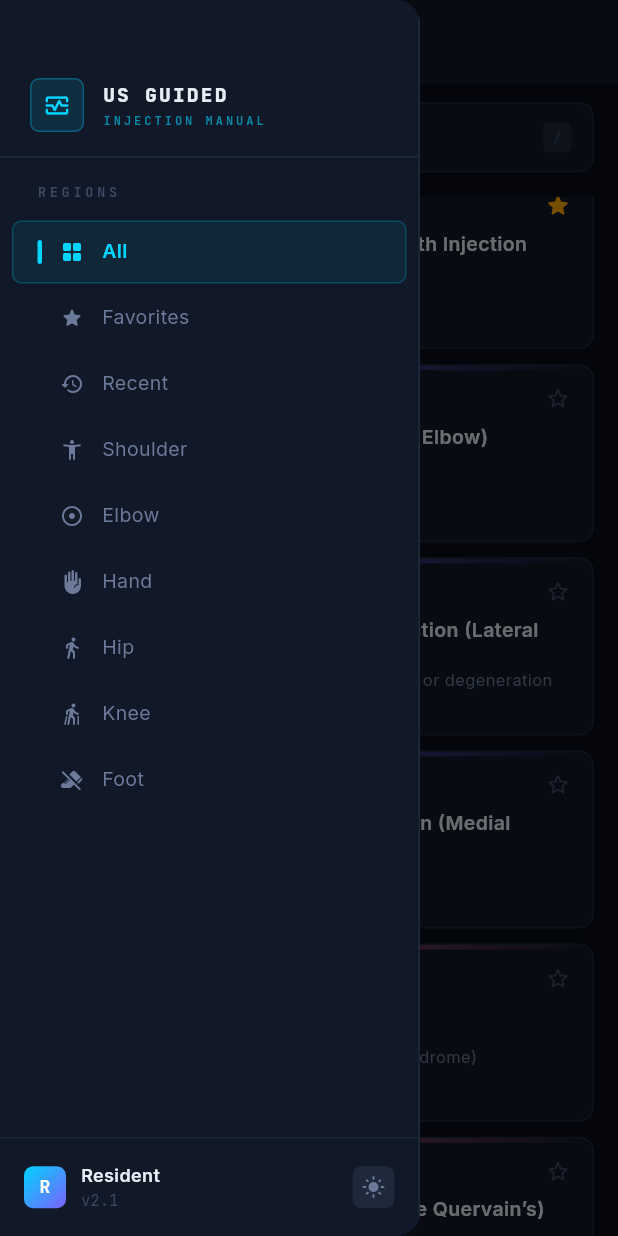
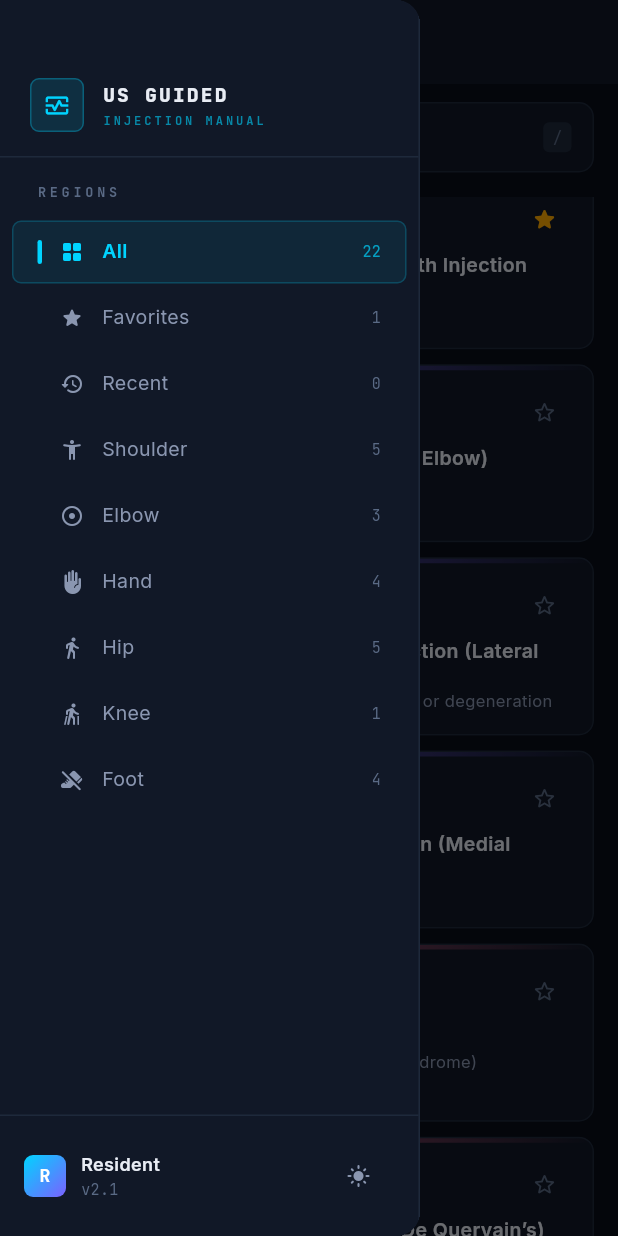
Before and after one commit to Zshumake/Ultrasound-Pro, a Flutter app: the screen it shows after launch, scrolled down 576 dp, after a tap on the "star outline" icon, after a tap on the "menu" icon, on a phone screen of 412 x 824 dp. Run offline on Flutter 3.47's test engine with Material 3 defaults, Android fonts, the phone set to English and light mode, and no system bars; our stand-ins replace go_router, google_fonts, shared_preferences; missing offline and left inert: dart:html, dart:ui_web.

Commit message:
UI accessibility and polish overhaul
- Fix WCAG contrast: textSecondary #6B7A99→#8A96B0, textTertiary #3D4B66→#5A6A85
- Fix keyboard accessibility: GestureDetector→InkWell on cards, stars, checklists
- Fix touch targets: favorite star 18→36px, timestamp badges padded, checkboxes 24px,
  theme toggle uses IconButton (48px), supply reset uses TextButton
- FAB: label 9→11px, icon 16→18px, 100px bottom padding clears content
- Section headers: accent line 12→20px wide, 2px thick, font bumped to 11px
- Spacing tiers: 48px between major sections, 24px within groups
- Context-aware empty states for Favorites, Recents, and Search
- Mobile app bar: added monitor icon + "INJECTION MANUAL" subtitle
- Sidebar: procedure count badges per category
- Card hover: subtle -2px lift + stronger shadow
- Tag text: full opacity color, bumped from 8→9px (cards) and 9→10px (tags)
- Search focus bug: added focus listener for border reactivity
- Reduced motion: respects MediaQuery.disableAnimations for entry fade,
  card hover, and AnimatedSwitcher durations

Co-Authored-By: Claude Opus 4.6 (1M context) <noreply@anthropic.com>

```diff
--- a/lib/screens/dashboard_page.dart
+++ b/lib/screens/dashboard_page.dart
@@ -37,6 +37,7 @@ class _DashboardPageState extends State<DashboardPage> {
   void initState() {
     super.initState();
     _selectedCategory = widget.initialCategory ?? 'All';
+    _searchFocusNode.addListener(() => setState(() {}));
   }
 
   @override
@@ -198,18 +199,40 @@ class _DashboardPageState extends State<DashboardPage> {
           backgroundColor: isDark ? AppTheme.surfaceDark : AppTheme.surfaceLight,
           elevation: 0,
           scrolledUnderElevation: 0,
-          title: Text(
+          title: Row(
+            children: [
+              Icon(Icons.monitor_heart_outlined, color: AppTheme.cyan, size: 18),
+              const SizedBox(width: 8),
+              Column(
+                crossAxisAlignment: CrossAxisAlignment.start,
+                mainAxisSize: MainAxisSize.min,
+                children: [
+                  Text(
                     'US GUIDED',
                     style: GoogleFonts.jetBrainsMono(
                       fontWeight: FontWeight.w800,
-              fontSize: 14,
+                      fontSize: 13,
                       letterSpacing: 1.5,
                       color: isDark ? AppTheme.textPrimary : AppTheme.textPrimaryLight,
                     ),
                   ),
+                  Text(
+                    'INJECTION MANUAL',
+                    style: GoogleFonts.jetBrainsMono(
+                      fontSize: 8,
+                      fontWeight: FontWeight.w500,
+                      letterSpacing: 2.0,
+                      color: AppTheme.cyan.withValues(alpha: 0.6),
+                    ),
+                  ),
+                ],
+              ),
+            ],
+          ),
           leading: Builder(
             builder: (context) => IconButton(
               icon: Icon(Icons.menu_rounded, color: isDark ? AppTheme.cyan : AppTheme.cyanDim, size: 20),
+              tooltip: 'Open navigation menu',
               onPressed: () => Scaffold.of(context).openDrawer(),
             ),
           ),
@@ -322,7 +345,7 @@ class _DashboardPageState extends State<DashboardPage> {
                   );
                 },
               ),
-              // Empty state
+              // Context-aware empty state
               if (injections.isEmpty)
                 Padding(
                   padding: const EdgeInsets.only(top: 60),
@@ -330,16 +353,41 @@ class _DashboardPageState extends State<DashboardPage> {
                     child: Column(
                       children: [
                         Icon(
-                          Icons.search_off_rounded,
+                          _selectedCategory == 'Favorites'
+                              ? Icons.star_outline_rounded
+                              : _selectedCategory == 'Recent'
+                                  ? Icons.history_rounded
+                                  : Icons.search_off_rounded,
                           size: 40,
                           color: isDark ? AppTheme.textTertiary : AppTheme.textSecondaryLight,
                         ),
                         const SizedBox(height: 12),
                         Text(
-                          'No procedures found',
+                          _selectedCategory == 'Favorites'
+                              ? 'No favorites yet'
+                              : _selectedCategory == 'Recent'
+                                  ? 'No recently viewed procedures'
+                                  : _searchQuery.isNotEmpty
+                                      ? 'No results for "$_searchQuery"'
+                                      : 'No procedures found',
                           style: GoogleFonts.inter(
                             fontSize: 14,
+                            fontWeight: FontWeight.w500,
                             color: isDark ? AppTheme.textSecondary : AppTheme.textSecondaryLight,
+                          ),
+                        ),
+                        const SizedBox(height: 6),
+                        Text(
+                          _selectedCategory == 'Favorites'
+                              ? 'Tap the star on any procedure to save it here'
+                              : _selectedCategory == 'Recent'
+                                  ? 'Procedures you open will appear here'
+                                  : _searchQuery.isNotEmpty
+                                      ? 'Try a different search term'
+                                      : '',
+                          style: GoogleFonts.inter(
+                            fontSize: 12,
+                            color: isDark ? AppTheme.textTertiary : AppTheme.textSecondaryLight,
                           ),
                         ),
                       ],
--- a/lib/theme/app_theme.dart
+++ b/lib/theme/app_theme.dart
@@ -20,8 +20,8 @@ class AppTheme {
   static const Color borderDark = Color(0xFF1E293B);    // Subtle panel edges
   static const Color borderGlow = Color(0xFF00D4FF);    // Glow accent
   static const Color textPrimary = Color(0xFFE8ECF4);   // High-contrast body
-  static const Color textSecondary = Color(0xFF6B7A99);  // Muted labels
-  static const Color textTertiary = Color(0xFF3D4B66);   // Faintest labels
+  static const Color textSecondary = Color(0xFF8A96B0);  // Muted labels (4.5:1 on dark)
+  static const Color textTertiary = Color(0xFF5A6A85);   // Faintest labels (3:1 on dark)
 
   // ── Light mode ────────────────────────────────────────────────
   static const Color bgLight = Color(0xFFF0F2F5);
--- a/lib/widgets/dashboard_sidebar.dart
+++ b/lib/widgets/dashboard_sidebar.dart
@@ -1,7 +1,10 @@
 import 'package:flutter/material.dart';
 import 'package:google_fonts/google_fonts.dart';
 import 'package:provider/provider.dart';
+import '../data/injection_provider.dart';
 import '../theme/app_theme.dart';
+import '../theme/favorites_manager.dart';
+import '../theme/recently_viewed_manager.dart';
 import '../theme/theme_manager.dart';
 
 class DashboardSidebar extends StatelessWidget {
@@ -17,6 +20,19 @@ class DashboardSidebar extends StatelessWidget {
     required this.onCategorySelected,
     this.isMobile = false,
   });
+
+  int _getCategoryCount(BuildContext context, String cat) {
+    final dataProvider = context.watch<InjectionDataProvider>();
+    if (!dataProvider.isLoaded) return 0;
+    final favManager = context.watch<FavoritesManager>();
+    final recentManager = context.watch<RecentlyViewedManager>();
+    switch (cat) {
+      case 'All': return dataProvider.injections.length;
+      case 'Favorites': return favManager.favoriteIds.where((id) => dataProvider.findById(id) != null).length;
+      case 'Recent': return recentManager.recentIds.where((id) => dataProvider.findById(id) != null).length;
+      default: return dataProvider.injections.where((i) => i.category == cat).length;
+    }
+  }
 
   @override
   Widget build(BuildContext context) {
@@ -175,6 +191,16 @@ class DashboardSidebar extends StatelessWidget {
                   overflow: TextOverflow.ellipsis,
                 ),
               ),
+              Builder(builder: (ctx) {
+                final count = _getCategoryCount(ctx, title);
+                return Text(
+                  '$count',
+                  style: GoogleFonts.jetBrainsMono(
+                    fontSize: 10,
+                    color: isSelected ? catColor.withValues(alpha: 0.7) : (isDark ? AppTheme.textTertiary : AppTheme.textSecondaryLight),
+                  ),
+                );
+              }),
             ],
           ),
         ),
@@ -233,24 +259,13 @@ class DashboardSidebar extends StatelessWidget {
             ),
           ),
           // Theme toggle
-          Semantics(
-            button: true,
-            label: isDark ? 'Switch to light mode' : 'Switch to dark mode',
-            child: InkWell(
-              borderRadius: BorderRadius.circular(AppTheme.radiusSm),
-              onTap: () => tm.toggleTheme(!isDark),
-              child: Container(
-                padding: const EdgeInsets.all(6),
-                decoration: BoxDecoration(
-                  color: (isDark ? AppTheme.borderDark : AppTheme.borderLight),
-                  borderRadius: BorderRadius.circular(AppTheme.radiusSm),
-                ),
-                child: Icon(
-                  isDark ? Icons.light_mode_rounded : Icons.dark_mode_rounded,
-                  size: 16,
-                  color: isDark ? AppTheme.textSecondary : AppTheme.textSecondaryLight,
-                ),
-              ),
+          IconButton(
+            tooltip: isDark ? 'Switch to light mode' : 'Switch to dark mode',
+            onPressed: () => tm.toggleTheme(!isDark),
+            icon: Icon(
+              isDark ? Icons.light_mode_rounded : Icons.dark_mode_rounded,
+              size: 16,
+              color: isDark ? AppTheme.textSecondary : AppTheme.textSecondaryLight,
             ),
           ),
         ],
--- a/lib/widgets/injection_card.dart
+++ b/lib/widgets/injection_card.dart
@@ -31,6 +31,7 @@ class _InjectionCardState extends State<InjectionCard> {
     final favManager = context.watch<FavoritesManager>();
     final isFav = favManager.isFavorite(widget.technique.id);
     final catColor = AppTheme.categoryColor(widget.technique.category);
+    final reduceMotion = MediaQuery.of(context).disableAnimations;
 
     return Semantics(
       button: true,
@@ -38,13 +39,26 @@ class _InjectionCardState extends State<InjectionCard> {
       child: MouseRegion(
         onEnter: (_) => setState(() => _isHovered = true),
         onExit: (_) => setState(() => _isHovered = false),
-        child: GestureDetector(
+        child: AnimatedContainer(
+          duration: reduceMotion ? Duration.zero : const Duration(milliseconds: 200),
+          curve: Curves.easeOut,
+          transform: _isHovered && !reduceMotion
+              // ignore: deprecated_member_use
+              ? (Matrix4.identity()..translate(0.0, -2.0))
+              : Matrix4.identity(),
+          child: Material(
+            color: isDark ? AppTheme.surfaceDark : AppTheme.surfaceLight,
+            borderRadius: BorderRadius.circular(AppTheme.radiusMd),
+            clipBehavior: Clip.antiAlias,
+            child: InkWell(
               onTap: () => context.go('/procedure/${widget.technique.id}'),
+              focusColor: catColor.withValues(alpha: 0.1),
+              hoverColor: Colors.transparent,
+              borderRadius: BorderRadius.circular(AppTheme.radiusMd),
               child: AnimatedContainer(
-            duration: const Duration(milliseconds: 200),
+                duration: reduceMotion ? Duration.zero : const Duration(milliseconds: 200),
                 curve: Curves.easeOut,
                 decoration: BoxDecoration(
-              color: isDark ? AppTheme.surfaceDark : AppTheme.surfaceLight,
                   borderRadius: BorderRadius.circular(AppTheme.radiusMd),
                   border: Border.all(
                     color: widget.isSelected
@@ -57,9 +71,9 @@ class _InjectionCardState extends State<InjectionCard> {
                   boxShadow: _isHovered || widget.isSelected
                       ? [
                           BoxShadow(
-                        color: catColor.withValues(alpha: 0.08),
-                        blurRadius: 20,
-                        offset: const Offset(0, 4),
+                            color: catColor.withValues(alpha: 0.12),
+                            blurRadius: 24,
+                            offset: const Offset(0, 6),
                           ),
                         ]
                       : [],
@@ -99,10 +113,16 @@ class _InjectionCardState extends State<InjectionCard> {
                                   ),
                                 ),
                                 const Spacer(),
-                            GestureDetector(
-                              onTap: () => favManager.toggleFavorite(widget.technique.id),
-                              child: AnimatedSwitcher(
-                                duration: const Duration(milliseconds: 200),
+                                SizedBox(
+                                  width: 36,
+                                  height: 36,
+                                  child: IconButton(
+                                    padding: EdgeInsets.zero,
+                                    constraints: const BoxConstraints(minWidth: 36, minHeight: 36),
+                                    tooltip: isFav ? 'Remove from favorites' : 'Add to favorites',
+                                    onPressed: () => favManager.toggleFavorite(widget.technique.id),
+                                    icon: AnimatedSwitcher(
+                                      duration: reduceMotion ? Duration.zero : const Duration(milliseconds: 200),
                                       child: Icon(
                                         isFav ? Icons.star_rounded : Icons.star_outline_rounded,
                                         key: ValueKey(isFav),
@@ -111,9 +131,10 @@ class _InjectionCardState extends State<InjectionCard> {
                                       ),
                                     ),
                                   ),
+                                ),
                               ],
                             ),
-                        const SizedBox(height: 8),
+                            const SizedBox(height: 4),
                             // Title
                             Text(
                               widget.technique.title,
@@ -153,9 +174,9 @@ class _InjectionCardState extends State<InjectionCard> {
                                 child: Text(
                                   tag.toUpperCase(),
                                   style: GoogleFonts.jetBrainsMono(
-                                fontSize: 8,
+                                    fontSize: 9,
                                     fontWeight: FontWeight.w600,
-                                color: catColor.withValues(alpha: 0.8),
+                                    color: catColor,
                                     letterSpacing: 0.5,
                                   ),
                                 ),
@@ -170,6 +191,8 @@ class _InjectionCardState extends State<InjectionCard> {
               ),
             ),
           ),
+        ),
+      ),
     );
   }
 }
```
Also changed, not shown: lib/screens/injection_detail_page.dart (+31 -28 lines), lib/widgets/medical_ui.dart (+13 -7 lines), lib/widgets/procedure_mode_view.dart (+22 -18 lines). Lines whose indentation alone changed are shown as unchanged.
